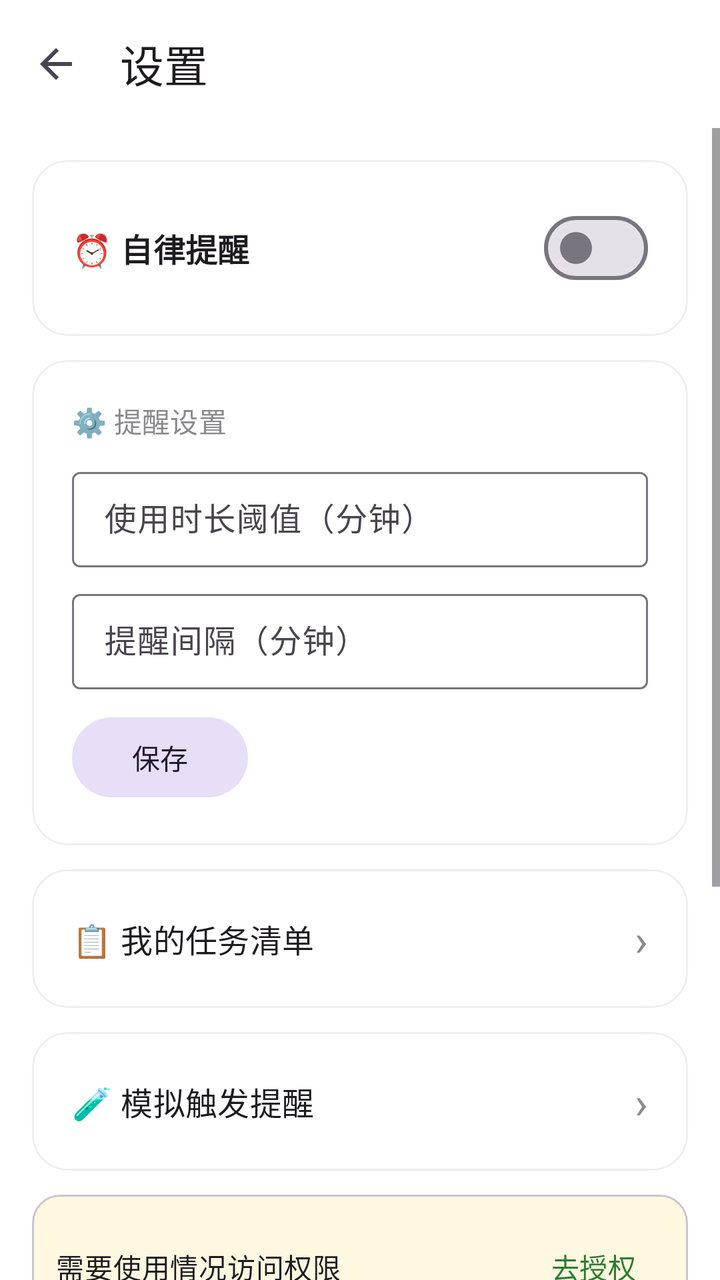
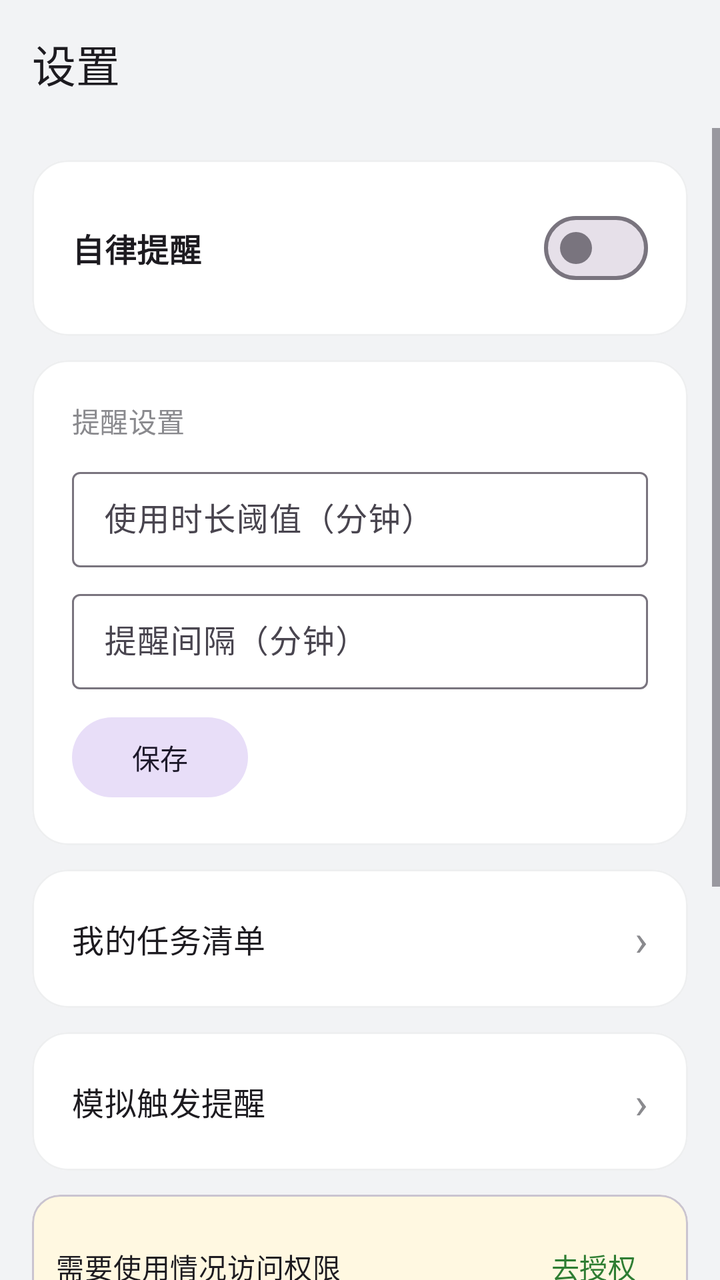

Compare the two renders of this Android layout. The source of the first and the diff that turns it into the second are given below.
<!-- AndroidManifest.xml: application theme Theme.SelfDiscipline -->
<!-- res/layout/activity_settings.xml -->
<?xml version="1.0" encoding="utf-8"?>
<LinearLayout xmlns:android="http://schemas.android.com/apk/res/android"
    xmlns:app="http://schemas.android.com/apk/res-auto"
    android:layout_width="match_parent"
    android:layout_height="match_parent"
    android:background="@color/white"
    android:orientation="vertical">

    <com.google.android.material.appbar.MaterialToolbar
        android:id="@+id/toolbar"
        android:layout_width="match_parent"
        android:layout_height="?attr/actionBarSize"
        android:background="@color/white"
        app:navigationIcon="?attr/homeAsUpIndicator"
        app:title="设置"
        app:titleTextAppearance="?attr/textAppearanceTitleLarge" />

    <ScrollView
        android:layout_width="match_parent"
        android:layout_height="match_parent"
        android:fillViewport="true">

        <LinearLayout
            android:layout_width="match_parent"
            android:layout_height="wrap_content"
            android:orientation="vertical"
            android:padding="16dp">

            
            <com.google.android.material.card.MaterialCardView
                android:layout_width="match_parent"
                android:layout_height="wrap_content"
                app:cardBackgroundColor="@color/surface"
                app:cardCornerRadius="18dp"
                app:cardElevation="0dp"
                app:strokeColor="#EEEFF0"
                app:strokeWidth="1dp">

                <LinearLayout
                    android:layout_width="match_parent"
                    android:layout_height="wrap_content"
                    android:gravity="center_vertical"
                    android:orientation="horizontal"
                    android:padding="20dp">

                    <TextView
                        android:layout_width="0dp"
                        android:layout_height="wrap_content"
                        android:layout_weight="1"
                        android:text="⏰ 自律提醒"
                        android:textAppearance="?attr/textAppearanceTitleMedium"
                        android:textStyle="bold" />

                    <com.google.android.material.materialswitch.MaterialSwitch
                        android:id="@+id/switchMonitor"
                        android:layout_width="wrap_content"
                        android:layout_height="wrap_content" />
                </LinearLayout>
            </com.google.android.material.card.MaterialCardView>

            
            <com.google.android.material.card.MaterialCardView
                android:layout_width="match_parent"
                android:layout_height="wrap_content"
                android:layout_marginTop="12dp"
                app:cardBackgroundColor="@color/surface"
                app:cardCornerRadius="18dp"
                app:cardElevation="0dp"
                app:strokeColor="#EEEFF0"
                app:strokeWidth="1dp">

                <LinearLayout
                    android:layout_width="match_parent"
                    android:layout_height="wrap_content"
                    android:orientation="vertical"
                    android:padding="20dp">

                    <TextView
                        android:layout_width="wrap_content"
                        android:layout_height="wrap_content"
                        android:text="⚙️ 提醒设置"
                        android:textAppearance="?attr/textAppearanceLabelLarge"
                        android:textColor="@color/text_secondary" />

                    <com.google.android.material.textfield.TextInputLayout
                        android:layout_width="match_parent"
                        android:layout_height="wrap_content"
                        android:layout_marginTop="10dp"
                        android:hint="使用时长阈值（分钟）"
                        style="@style/Widget.Material3.TextInputLayout.OutlinedBox.Dense">

                        <com.google.android.material.textfield.TextInputEditText
                            android:id="@+id/etThreshold"
                            android:layout_width="match_parent"
                            android:layout_height="wrap_content"
                            android:inputType="number"
                            android:maxLines="1" />
                    </com.google.android.material.textfield.TextInputLayout>

                    <com.google.android.material.textfield.TextInputLayout
                        android:layout_width="match_parent"
                        android:layout_height="wrap_content"
                        android:layout_marginTop="8dp"
                        android:hint="提醒间隔（分钟）"
                        style="@style/Widget.Material3.TextInputLayout.OutlinedBox.Dense">

                        <com.google.android.material.textfield.TextInputEditText
                            android:id="@+id/etInterval"
                            android:layout_width="match_parent"
                            android:layout_height="wrap_content"
                            android:inputType="number"
                            android:maxLines="1" />
                    </com.google.android.material.textfield.TextInputLayout>

                    <com.google.android.material.button.MaterialButton
                        android:id="@+id/btnSave"
                        android:layout_width="wrap_content"
                        android:layout_height="wrap_content"
                        android:layout_marginTop="10dp"
                        android:text="保存"
                        style="@style/Widget.Material3.Button.TonalButton" />
                </LinearLayout>
            </com.google.android.material.card.MaterialCardView>

            
            <com.google.android.material.card.MaterialCardView
                android:id="@+id/cardTaskList"
                android:layout_width="match_parent"
                android:layout_height="wrap_content"
                android:layout_marginTop="12dp"
                android:clickable="true"
                android:focusable="true"
                android:foreground="?attr/selectableItemBackground"
                app:cardBackgroundColor="@color/surface"
                app:cardCornerRadius="18dp"
                app:cardElevation="0dp"
                app:strokeColor="#EEEFF0"
                app:strokeWidth="1dp">

                <LinearLayout
                    android:layout_width="match_parent"
                    android:layout_height="wrap_content"
                    android:gravity="center_vertical"
                    android:orientation="horizontal"
                    android:padding="20dp">

                    <TextView
                        android:layout_width="0dp"
                        android:layout_height="wrap_content"
                        android:layout_weight="1"
                        android:text="📋 我的任务清单"
                        android:textAppearance="?attr/textAppearanceTitleMedium" />

                    <TextView
                        android:layout_width="wrap_content"
                        android:layout_height="wrap_content"
                        android:text="›"
                        android:textColor="@color/text_secondary"
                        android:textAppearance="?attr/textAppearanceTitleLarge" />
                </LinearLayout>
            </com.google.android.material.card.MaterialCardView>

            
            <com.google.android.material.card.MaterialCardView
                android:id="@+id/cardTestReminder"
                android:layout_width="match_parent"
                android:layout_height="wrap_content"
                android:layout_marginTop="12dp"
                android:clickable="true"
                android:focusable="true"
                android:foreground="?attr/selectableItemBackground"
                app:cardBackgroundColor="@color/surface"
                app:cardCornerRadius="18dp"
                app:cardElevation="0dp"
                app:strokeColor="#EEEFF0"
                app:strokeWidth="1dp">

                <LinearLayout
                    android:layout_width="match_parent"
                    android:layout_height="wrap_content"
                    android:gravity="center_vertical"
                    android:orientation="horizontal"
                    android:padding="20dp">

                    <TextView
                        android:layout_width="0dp"
                        android:layout_height="wrap_content"
                        android:layout_weight="1"
                        android:text="🧪 模拟触发提醒"
                        android:textAppearance="?attr/textAppearanceTitleMedium" />

                    <TextView
                        android:layout_width="wrap_content"
                        android:layout_height="wrap_content"
                        android:text="›"
                        android:textColor="@color/text_secondary"
                        android:textAppearance="?attr/textAppearanceTitleLarge" />
                </LinearLayout>
            </com.google.android.material.card.MaterialCardView>

            
            <com.google.android.material.card.MaterialCardView
                android:id="@+id/cardPermission"
                android:layout_width="match_parent"
                android:layout_height="wrap_content"
                android:layout_marginTop="12dp"
                app:cardBackgroundColor="#FFF8E1"
                app:cardCornerRadius="14dp"
                app:cardElevation="0dp">

                <LinearLayout
                    android:layout_width="match_parent"
                    android:layout_height="wrap_content"
                    android:gravity="center_vertical"
                    android:orientation="horizontal"
                    android:padding="12dp">

                    <TextView
                        android:layout_width="0dp"
                        android:layout_height="wrap_content"
                        android:layout_weight="1"
                        android:text="需要使用情况访问权限"
                        android:textAppearance="?attr/textAppearanceBodyMedium" />

                    <com.google.android.material.button.MaterialButton
                        android:id="@+id/btnGrantPermission"
                        android:layout_width="wrap_content"
                        android:layout_height="wrap_content"
                        android:minWidth="0dp"
                        android:paddingStart="14dp"
                        android:paddingEnd="14dp"
                        android:text="去授权"
                        style="@style/Widget.Material3.Button.TextButton" />
                </LinearLayout>
            </com.google.android.material.card.MaterialCardView>

            
            <com.google.android.material.card.MaterialCardView
                android:layout_width="match_parent"
                android:layout_height="wrap_content"
                android:layout_marginTop="12dp"
                app:cardBackgroundColor="@color/surface"
                app:cardCornerRadius="18dp"
                app:cardElevation="0dp"
                app:strokeColor="#EEEFF0"
                app:strokeWidth="1dp">

                <LinearLayout
                    android:layout_width="match_parent"
                    android:layout_height="wrap_content"
                    android:gravity="center_vertical"
                    android:orientation="horizontal"
                    android:padding="20dp">

                    <LinearLayout
                        android:layout_width="0dp"
                        android:layout_height="wrap_content"
                        android:layout_weight="1"
                        android:orientation="vertical">

                        <TextView
                            android:layout_width="wrap_content"
                            android:layout_height="wrap_content"
                            android:text="🔋 电池优化"
                            android:textAppearance="?attr/textAppearanceTitleMedium" />

                        <TextView
                            android:id="@+id/tvBatteryStatus"
                            android:layout_width="wrap_content"
                            android:layout_height="wrap_content"
                            android:layout_marginTop="2dp"
                            android:textAppearance="?attr/textAppearanceBodySmall"
                            android:textColor="@color/text_secondary" />
                    </LinearLayout>

                    <com.google.android.material.button.MaterialButton
                        android:id="@+id/btnBattery"
                        android:layout_width="wrap_content"
                        android:layout_height="wrap_content"
                        android:minWidth="0dp"
                        android:paddingStart="14dp"
                        android:paddingEnd="14dp"
                        android:text="允许后台运行"
                        style="@style/Widget.Material3.Button.TextButton" />
                </LinearLayout>
            </com.google.android.material.card.MaterialCardView>

            
            <com.google.android.material.card.MaterialCardView
                android:id="@+id/cardDeviceCompat"
                android:layout_width="match_parent"
                android:layout_height="wrap_content"
                android:layout_marginTop="12dp"
                app:cardBackgroundColor="@color/surface"
                app:cardCornerRadius="18dp"
                app:cardElevation="0dp"
                app:strokeColor="#EEEFF0"
                app:strokeWidth="1dp">

                <LinearLayout
                    android:layout_width="match_parent"
                    android:layout_height="wrap_content"
                    android:orientation="vertical"
                    android:padding="20dp">

                    <TextView
                        android:layout_width="wrap_content"
                        android:layout_height="wrap_content"
                        android:text="📱 系统适配"
                        android:textAppearance="?attr/textAppearanceTitleMedium" />

                    <TextView
                        android:id="@+id/tvDeviceCompatStatus"
                        android:layout_width="wrap_content"
                        android:layout_height="wrap_content"
                        android:layout_marginTop="4dp"
                        android:textAppearance="?attr/textAppearanceBodySmall"
                        android:textColor="@color/text_secondary" />

                    <LinearLayout
                        android:layout_width="match_parent"
                        android:layout_height="wrap_content"
                        android:layout_marginTop="10dp"
                        android:orientation="horizontal">

                        <com.google.android.material.button.MaterialButton
                            android:id="@+id/btnAutoStart"
                            android:layout_width="0dp"
                            android:layout_height="wrap_content"
                            android:layout_weight="1"
                            android:minWidth="0dp"
                            android:paddingStart="4dp"
                            android:paddingEnd="4dp"
                            android:text="自启动"
                            android:textSize="13sp"
                            style="@style/Widget.Material3.Button.TonalButton" />

                        <com.google.android.material.button.MaterialButton
                            android:id="@+id/btnPermEditor"
                            android:layout_width="0dp"
                            android:layout_height="wrap_content"
                            android:layout_marginStart="8dp"
                            android:layout_weight="1"
                            android:minWidth="0dp"
                            android:paddingStart="4dp"
                            android:paddingEnd="4dp"
                            android:text="后台弹出界面"
                            android:textSize="13sp"
                            style="@style/Widget.Material3.Button.TonalButton" />

                        <com.google.android.material.button.MaterialButton
                            android:id="@+id/btnAppDetails"
                            android:layout_width="0dp"
                            android:layout_height="wrap_content"
                            android:layout_marginStart="8dp"
                            android:layout_weight="1"
                            android:minWidth="0dp"
                            android:paddingStart="4dp"
                            android:paddingEnd="4dp"
                            android:text="省电策略"
                            android:textSize="13sp"
                            style="@style/Widget.Material3.Button.TonalButton" />
                    </LinearLayout>
                </LinearLayout>
            </com.google.android.material.card.MaterialCardView>
        </LinearLayout>
    </ScrollView>
</LinearLayout>
<!-- resources referenced by this layout -->
<resources>
  <color name="surface">#FFFFFF</color>
  <color name="text_secondary">#8A8A8E</color>
  <color name="white">#FFFFFF</color>
  <style name="Theme.SelfDiscipline" parent="Theme.Material3.Light.NoActionBar">
          <item name="colorPrimary">@color/primary</item>
          <item name="colorOnPrimary">@color/white</item>
          <item name="colorPrimaryContainer">@color/primary_container</item>
          <item name="colorOnPrimaryContainer">@color/on_primary_container</item>
          <item name="colorSurface">@color/surface</item>
          <item name="colorSurfaceVariant">@color/surface_variant</item>
          <item name="android:windowBackground">@color/white</item>
          <item name="android:statusBarColor">@color/white</item>
          <item name="android:windowLightStatusBar">true</item>
      </style>
  <color name="primary">#2E7D32</color>
  <color name="primary_container">#A5D6A7</color>
  <color name="on_primary_container">#1B5E20</color>
  <color name="surface_variant">#F4F4F5</color>
</resources>

<!-- the commit's change to res/layout/activity_settings.xml (unified diff, before → after) -->
@@ -3,15 +3,14 @@
     xmlns:app="http://schemas.android.com/apk/res-auto"
     android:layout_width="match_parent"
     android:layout_height="match_parent"
-    android:background="@color/white"
+    android:background="@color/bg"
     android:orientation="vertical">
 
     <com.google.android.material.appbar.MaterialToolbar
         android:id="@+id/toolbar"
         android:layout_width="match_parent"
         android:layout_height="?attr/actionBarSize"
-        android:background="@color/white"
-        app:navigationIcon="?attr/homeAsUpIndicator"
+        android:background="@color/bg"
         app:title="设置"
         app:titleTextAppearance="?attr/textAppearanceTitleLarge" />
 
@@ -47,7 +46,7 @@
                         android:layout_width="0dp"
                         android:layout_height="wrap_content"
                         android:layout_weight="1"
-                        android:text="⏰ 自律提醒"
+                        android:text="自律提醒"
                         android:textAppearance="?attr/textAppearanceTitleMedium"
                         android:textStyle="bold" />
 
@@ -78,7 +77,7 @@
                     <TextView
                         android:layout_width="wrap_content"
                         android:layout_height="wrap_content"
-                        android:text="⚙️ 提醒设置"
+                        android:text="提醒设置"
                         android:textAppearance="?attr/textAppearanceLabelLarge"
                         android:textColor="@color/text_secondary" />
 
@@ -148,7 +147,7 @@
                         android:layout_width="0dp"
                         android:layout_height="wrap_content"
                         android:layout_weight="1"
-                        android:text="📋 我的任务清单"
+                        android:text="我的任务清单"
                         android:textAppearance="?attr/textAppearanceTitleMedium" />
 
                     <TextView
@@ -186,7 +185,7 @@
                         android:layout_width="0dp"
                         android:layout_height="wrap_content"
                         android:layout_weight="1"
-                        android:text="🧪 模拟触发提醒"
+                        android:text="模拟触发提醒"
                         android:textAppearance="?attr/textAppearanceTitleMedium" />
 
                     <TextView
@@ -261,7 +260,7 @@
                         <TextView
                             android:layout_width="wrap_content"
                             android:layout_height="wrap_content"
-                            android:text="🔋 电池优化"
+                            android:text="电池优化"
                             android:textAppearance="?attr/textAppearanceTitleMedium" />
 
                         <TextView
@@ -306,7 +305,7 @@
                     <TextView
                         android:layout_width="wrap_content"
                         android:layout_height="wrap_content"
-                        android:text="📱 系统适配"
+                        android:text="系统适配"
                         android:textAppearance="?attr/textAppearanceTitleMedium" />
 
                     <TextView
<!-- resource entries referenced after the edit -->
@@ -1,5 +1,6 @@
 <!-- resources referenced by this layout -->
 <resources>
+  <color name="bg">#F2F3F5</color>
   <color name="surface">#FFFFFF</color>
   <color name="text_secondary">#8A8A8E</color>
   <color name="white">#FFFFFF</color>
@@ -10,8 +11,8 @@
           <item name="colorOnPrimaryContainer">@color/on_primary_container</item>
           <item name="colorSurface">@color/surface</item>
           <item name="colorSurfaceVariant">@color/surface_variant</item>
-          <item name="android:windowBackground">@color/white</item>
-          <item name="android:statusBarColor">@color/white</item>
+          <item name="android:windowBackground">@color/bg</item>
+          <item name="android:statusBarColor">@color/bg</item>
           <item name="android:windowLightStatusBar">true</item>
       </style>
   <color name="primary">#2E7D32</color>
